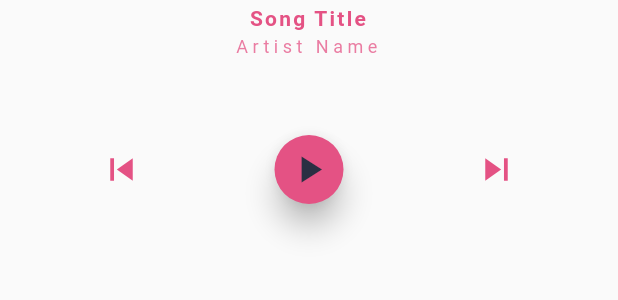
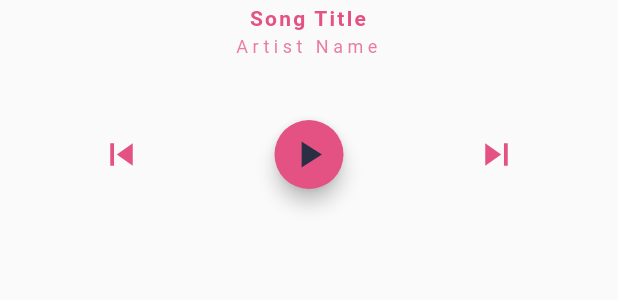
Before and after one commit to Purukitto/FloX_MusicPlayer, a Flutter app: the NameNControls widget shown alone on an empty page, opened directly, on a phone screen of 412 x 824 dp. Shown: the top 300 px of the screen. Run offline on Flutter 3.47's test engine with Material 2 defaults, Android fonts, the phone set to English and light mode, and no system bars; missing offline and left inert: fluttery, fluttery_seekbar; statements that could not run were skipped.

Commit message:
Fix UI elements

```diff
--- a/lib/app.dart
+++ b/lib/app.dart
@@ -43,7 +43,7 @@ class _MyAppState extends State<MyApp> {
           ),
 
           Container(
-            height: 50,
+            height: 70,
           ),
 
           // Song info
--- a/lib/components/NameNControls.dart
+++ b/lib/components/NameNControls.dart
@@ -34,7 +34,7 @@ class NameNControls extends StatelessWidget {
           ]),
         ),
         new Padding(
-          padding: const EdgeInsets.only(top: 50),
+          padding: const EdgeInsets.only(top: 40),
           child: new Row(
             children: <Widget>[
               new Expanded(
@@ -90,9 +90,9 @@ class PlayButton extends StatelessWidget {
     return new RawMaterialButton(
       shape: new CircleBorder(),
       fillColor: primaryPink,
-      highlightColor: primaryPurple.withOpacity(.75),
+      highlightColor: accentPurple,
       splashColor: primaryPurple,
-      elevation: 8,
+      elevation: 5,
       highlightElevation: 4,
       onPressed: () {},
       child: new Padding(
--- a/pubspec.yaml
+++ b/pubspec.yaml
@@ -25,6 +25,7 @@ dependencies:
   cupertino_icons: ^0.1.0
   fluttery: ^0.0.8
   fluttery_seekbar: ^0.0.1
+  fluttery_audio: ^0.0.4
 
 
 dev_dependencies:
```
Also changed, not shown: pubspec.lock.
